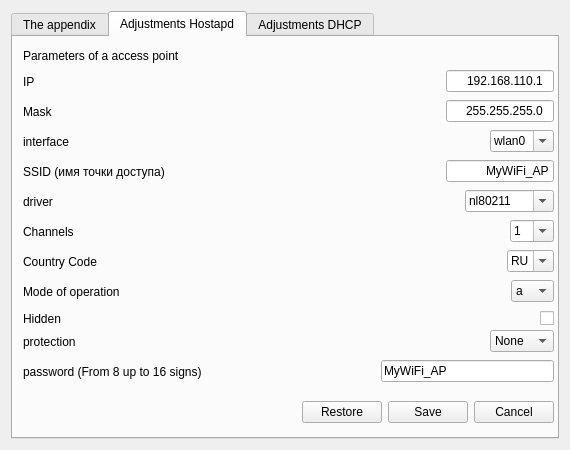
The window that optionswindow.ui (coolshou/wifisoftap) describes before a commit, drawn with Qt 5.
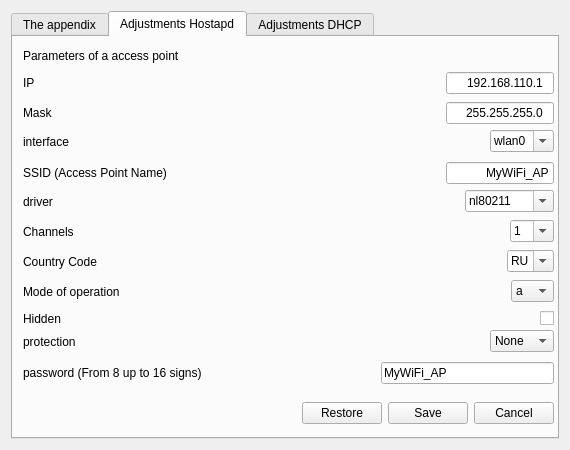
The same window after the commit. The open tabs and pages were chosen to show the change.

Diff of the .ui file:
```diff
--- a/optionswindow.ui
+++ b/optionswindow.ui
@@ -239,13 +239,13 @@
         </item>
        </layout>
       </widget>
-      <widget class="QWidget" name="layoutWidget">
+      <widget class="QWidget" name="layoutWidget4">
        <property name="geometry">
         <rect>
          <x>10</x>
          <y>361</y>
          <width>531</width>
-         <height>29</height>
+         <height>30</height>
         </rect>
        </property>
        <layout class="QHBoxLayout" name="horizontalLayout_22">
@@ -303,13 +303,13 @@
         <string>Parameters of a access point</string>
        </property>
       </widget>
-      <widget class="QWidget" name="layoutWidget">
+      <widget class="QWidget" name="layoutWidget5">
        <property name="geometry">
         <rect>
          <x>10</x>
          <y>30</y>
          <width>531</width>
-         <height>29</height>
+         <height>32</height>
         </rect>
        </property>
        <layout class="QHBoxLayout" name="horizontalLayout">
@@ -345,7 +345,7 @@
            <string comment="Адрес роутера"/>
           </property>
           <property name="inputMask">
-           <string>000.000.000.000; </string>
+           <string>000.000.000.000</string>
           </property>
           <property name="text">
            <string>192.168.110.1</string>
@@ -360,13 +360,13 @@
         </item>
        </layout>
       </widget>
-      <widget class="QWidget" name="layoutWidget">
+      <widget class="QWidget" name="layoutWidget6">
        <property name="geometry">
         <rect>
          <x>10</x>
          <y>60</y>
          <width>531</width>
-         <height>29</height>
+         <height>32</height>
         </rect>
        </property>
        <layout class="QHBoxLayout" name="horizontalLayout_2">
@@ -399,7 +399,7 @@
            </sizepolicy>
           </property>
           <property name="inputMask">
-           <string>000.000.000.000; </string>
+           <string>000.000.000.000</string>
           </property>
           <property name="text">
            <string>255.255.255.0</string>
@@ -411,7 +411,7 @@
         </item>
        </layout>
       </widget>
-      <widget class="QWidget" name="layoutWidget">
+      <widget class="QWidget" name="layoutWidget7">
        <property name="geometry">
         <rect>
          <x>10</x>
@@ -470,20 +470,20 @@
         </item>
        </layout>
       </widget>
-      <widget class="QWidget" name="layoutWidget">
+      <widget class="QWidget" name="layoutWidget8">
        <property name="geometry">
         <rect>
          <x>10</x>
          <y>120</y>
          <width>531</width>
-         <height>29</height>
+         <height>32</height>
         </rect>
        </property>
        <layout class="QHBoxLayout" name="horizontalLayout_4">
         <item>
          <widget class="QLabel" name="ap_4">
           <property name="text">
-           <string>SSID (имя точки доступа)</string>
+           <string>SSID (Access Point Name)</string>
           </property>
          </widget>
         </item>
@@ -518,7 +518,7 @@
         </item>
        </layout>
       </widget>
-      <widget class="QWidget" name="layoutWidget">
+      <widget class="QWidget" name="layoutWidget9">
        <property name="geometry">
         <rect>
          <x>10</x>
@@ -647,7 +647,7 @@
         </item>
        </layout>
       </widget>
-      <widget class="QWidget" name="layoutWidget">
+      <widget class="QWidget" name="layoutWidget10">
        <property name="geometry">
         <rect>
          <x>10</x>
@@ -751,7 +751,7 @@
         </item>
        </layout>
       </widget>
-      <widget class="QWidget" name="layoutWidget">
+      <widget class="QWidget" name="layoutWidget11">
        <property name="geometry">
         <rect>
          <x>10</x>
@@ -805,7 +805,7 @@
         </item>
        </layout>
       </widget>
-      <widget class="QWidget" name="layoutWidget">
+      <widget class="QWidget" name="layoutWidget12">
        <property name="geometry">
         <rect>
          <x>10</x>
@@ -866,7 +866,7 @@
         </item>
        </layout>
       </widget>
-      <widget class="QWidget" name="layoutWidget">
+      <widget class="QWidget" name="layoutWidget13">
        <property name="geometry">
         <rect>
          <x>10</x>
@@ -905,7 +905,7 @@
         </item>
        </layout>
       </widget>
-      <widget class="QWidget" name="layoutWidget">
+      <widget class="QWidget" name="layoutWidget14">
        <property name="geometry">
         <rect>
          <x>10</x>
@@ -956,13 +956,13 @@
         </item>
        </layout>
       </widget>
-      <widget class="QWidget" name="layoutWidget">
+      <widget class="QWidget" name="layoutWidget15">
        <property name="geometry">
         <rect>
          <x>10</x>
          <y>320</y>
          <width>531</width>
-         <height>29</height>
+         <height>32</height>
         </rect>
        </property>
        <layout class="QHBoxLayout" name="horizontalLayout_12">
@@ -995,13 +995,13 @@
         </item>
        </layout>
       </widget>
-      <widget class="QWidget" name="layoutWidget">
+      <widget class="QWidget" name="layoutWidget16">
        <property name="geometry">
         <rect>
          <x>10</x>
          <y>361</y>
          <width>531</width>
-         <height>29</height>
+         <height>30</height>
         </rect>
        </property>
        <layout class="QHBoxLayout" name="horizontalLayout_14">
```
Left out of the diff: 28 changed lines with no effect on the pictures.
